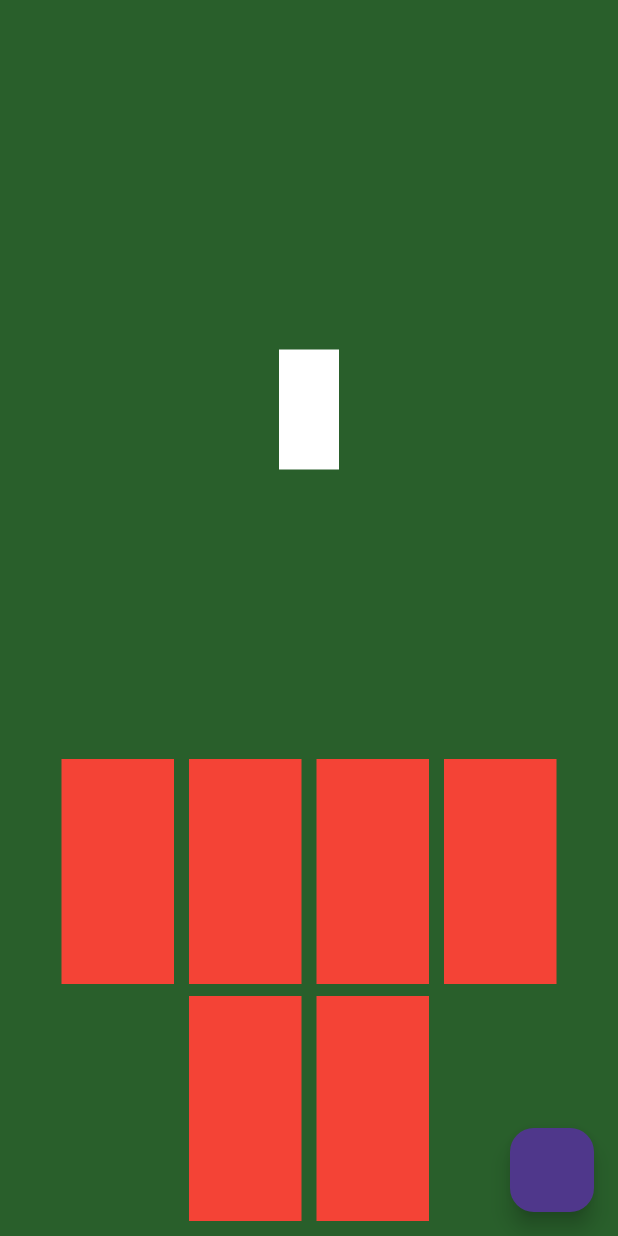
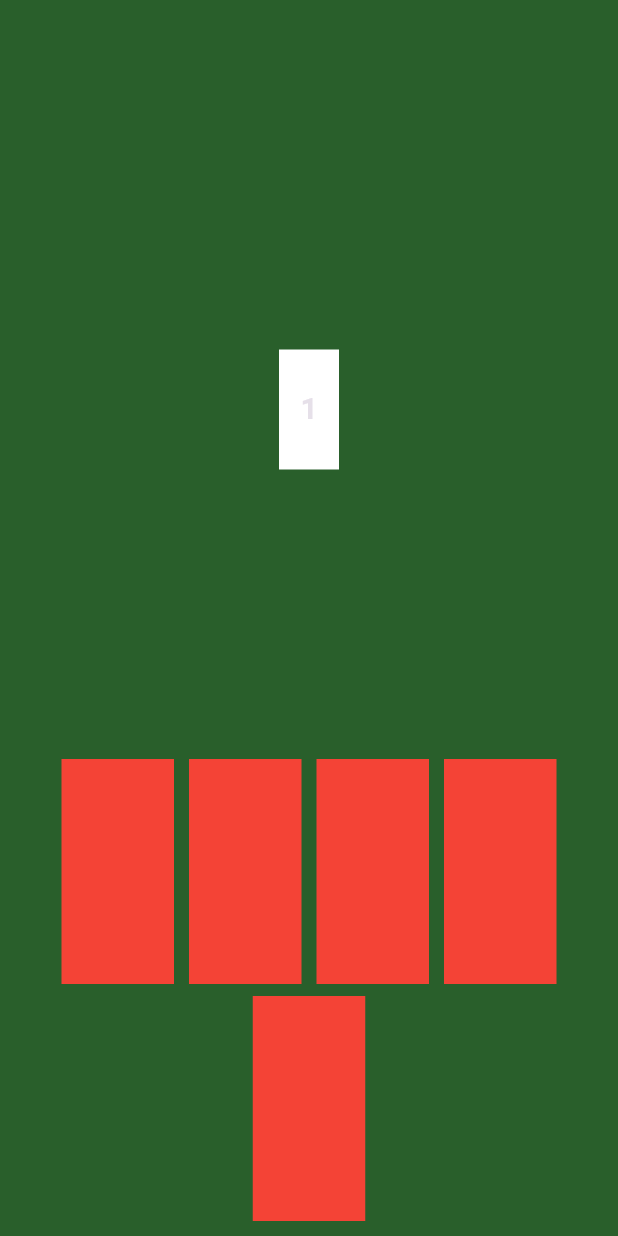
Before and after one commit to mikaelcaua/ducth_minigame, a Flutter app: the screen it shows after launch, on a phone screen of 412 x 824 dp. Run offline on Flutter 3.47's test engine with Material 3 defaults, Android fonts, the phone set to English and light mode, and no system bars.

Commit message:
feat: add remove card logic

```diff
--- a/lib/app/repositories/card_repository.dart
+++ b/lib/app/repositories/card_repository.dart
@@ -8,10 +8,9 @@ class CardRepository {
 
   List<PlayerCardModel> generateStartGameCards() {
     return [PlayerCardModel(number: 1,cardSuit: CardSuit.clubs),
-    PlayerCardModel(number: 1,cardSuit: CardSuit.clubs),
-    PlayerCardModel(number: 1,cardSuit: CardSuit.clubs),
     PlayerCardModel(number: 2,cardSuit: CardSuit.clubs),
     PlayerCardModel(number: 3,cardSuit: CardSuit.clubs),
+    PlayerCardModel(number: 1,cardSuit: CardSuit.clubs),
     PlayerCardModel(number: 4,cardSuit: CardSuit.clubs)];
   }
 
--- a/lib/ui/components/card/mid_card_component.dart
+++ b/lib/ui/components/card/mid_card_component.dart
@@ -1,14 +1,24 @@
 import 'package:flutter/material.dart';
+import '../../states/mid_card_state.dart';
 
 class MidCardComponent extends StatelessWidget {
-  const MidCardComponent({super.key});
-
+  const MidCardComponent({super.key, required this.midCardState});
+  final MidCardState midCardState;
   @override
   Widget build(BuildContext context) {
     return Container(
       color: Colors.white,
       width: 40,
       height: 80,
+      child: Center(
+        child: Text(
+          midCardState.midcard.number.toString(),
+          style: const TextStyle(
+            fontSize: 20,
+            fontWeight: FontWeight.bold,
+          ),
+        ),
+      ),
     );
   }
 }
--- a/lib/ui/components/player_hand/another_player_hand_component.dart
+++ b/lib/ui/components/player_hand/another_player_hand_component.dart
@@ -1,3 +1,4 @@
+
 import 'package:flutter/material.dart';
 import '../card/another_player_card_component.dart';
 
@@ -5,6 +6,7 @@ class AnotherPlayerHandComponent extends StatelessWidget {
   const AnotherPlayerHandComponent(
       {super.key, required this.anotherPlayerCards});
   final List<AnotherPlayerCardComponent> anotherPlayerCards;
+
   @override
   Widget build(BuildContext context) {
     return Row(
--- a/lib/ui/components/player_hand/player_hand_component.dart
+++ b/lib/ui/components/player_hand/player_hand_component.dart
@@ -1,4 +1,5 @@
 
+import 'package:ducth_minigame/app/models/player_card_model.dart';
 import 'package:ducth_minigame/ui/states/mid_card_state.dart';
 import 'package:flutter/material.dart';
 import '../../states/player_hand_state.dart';
@@ -7,10 +8,11 @@ import '../card/player_card_component.dart';
 class PlayerHandComponent extends StatelessWidget {
   const PlayerHandComponent({
     Key? key,
-    required this.playerHandState, required this.midCardState,
+    required this.playerHandState, required this.removeCard, required this.midCardState,
   }) : super(key: key);
   final PlayerHandState playerHandState;
   final MidCardState midCardState;
+  final void Function(PlayerCardModel) removeCard;
 
   @override
   Widget build(BuildContext context) {
@@ -19,7 +21,7 @@ class PlayerHandComponent extends StatelessWidget {
           spacing: 10.0,
           runSpacing: 8.0,
           children: playerHandState.playerCards
-              .map((e) => PlayerCardComponent(playerCard: e, playerHandState: playerHandState,))
+              .map((e) => PlayerCardComponent(playerCard: e, playerHandState: playerHandState, removeCard: removeCard, midCardState: midCardState,))
               .toList(),
         );
       }
--- a/lib/ui/screens/game_screen.dart
+++ b/lib/ui/screens/game_screen.dart
@@ -17,18 +17,12 @@ class _GameScreenState extends State<GameScreen> {
   @override
   void initState() {
     super.initState();
-    widget.gameScreenViewmodel.setInitialCards();
-
+    widget.gameScreenViewmodel.initGame();
   }
 
   @override
   Widget build(BuildContext context) {
     return Scaffold(
-      floatingActionButton: FloatingActionButton(
-        onPressed: () {
-          widget.gameScreenViewmodel.playerHandState.removeCard(0);
-        },
-      ),
       backgroundColor: gameTableColor,
       body: Padding(
         padding: const EdgeInsets.fromLTRB(40, 40, 40, 10),
@@ -36,8 +30,8 @@ class _GameScreenState extends State<GameScreen> {
           mainAxisAlignment: MainAxisAlignment.spaceBetween,
           children: [
             AnotherPlayerHandComponent(anotherPlayerCards: []),
-            MidCardComponent(),
-            PlayerHandComponent(playerHandState: widget.gameScreenViewmodel.playerHandState,midCardState: widget.gameScreenViewmodel.midCardState,),
+            MidCardComponent(midCardState: widget.gameScreenViewmodel.midCardState,),
+            PlayerHandComponent(playerHandState: widget.gameScreenViewmodel.playerHandState,midCardState: widget.gameScreenViewmodel.midCardState,removeCard: widget.gameScreenViewmodel.removeCard,),
           ],
         ),
       ),
--- a/lib/ui/states/mid_card_state.dart
+++ b/lib/ui/states/mid_card_state.dart
@@ -4,6 +4,9 @@ import 'package:flutter/material.dart';
 class MidCardState extends ChangeNotifier{
   late PlayerCardModel midcard;
 
+  void setInitCard(PlayerCardModel card){
+    midcard = card;
+  }
   void setMidCard(PlayerCardModel card){
     midcard = card;
     notifyListeners();
--- a/lib/ui/states/player_hand_state.dart
+++ b/lib/ui/states/player_hand_state.dart
@@ -30,8 +30,8 @@ class PlayerHandState extends ChangeNotifier {
     notifyListeners();
   }
 
-  void removeCard(int index) {
-    _playerCards.removeAt(index);
+  void removeCard(PlayerCardModel card) {
+    _playerCards.remove(card);
     notifyListeners();
   }
 }
```
Also changed, not shown: lib/ui/components/card/player_card_component.dart (+33 -6 lines), lib/ui/viewmodels/game_screen_viewmodel.dart (+4 -3 lines).
